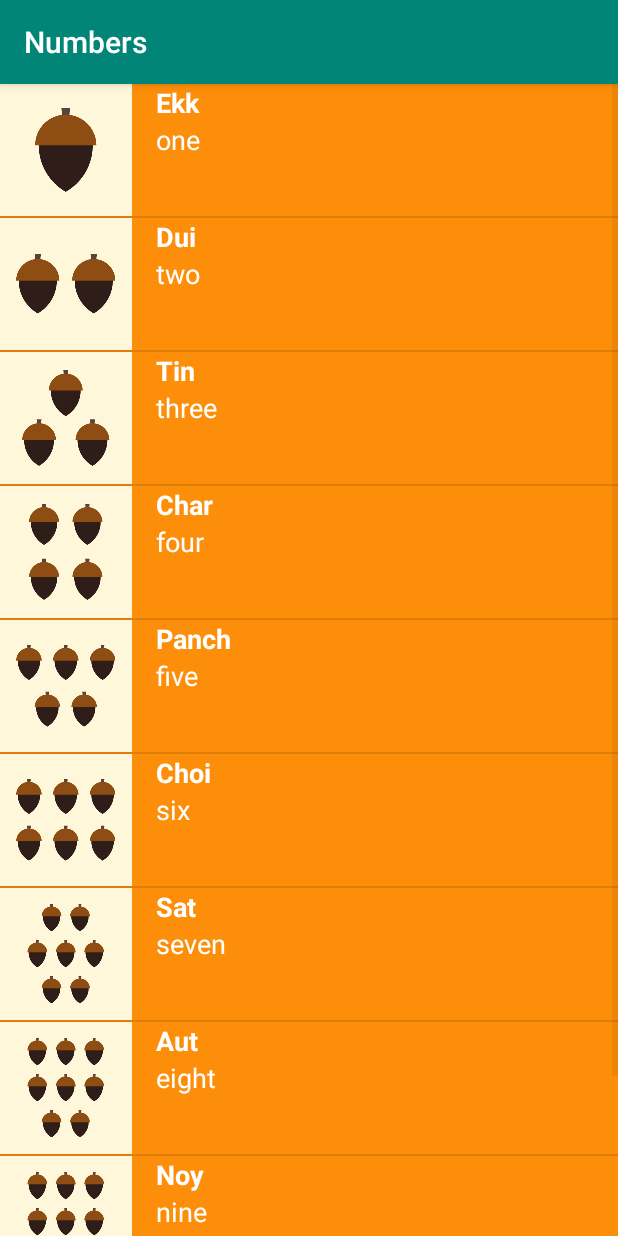
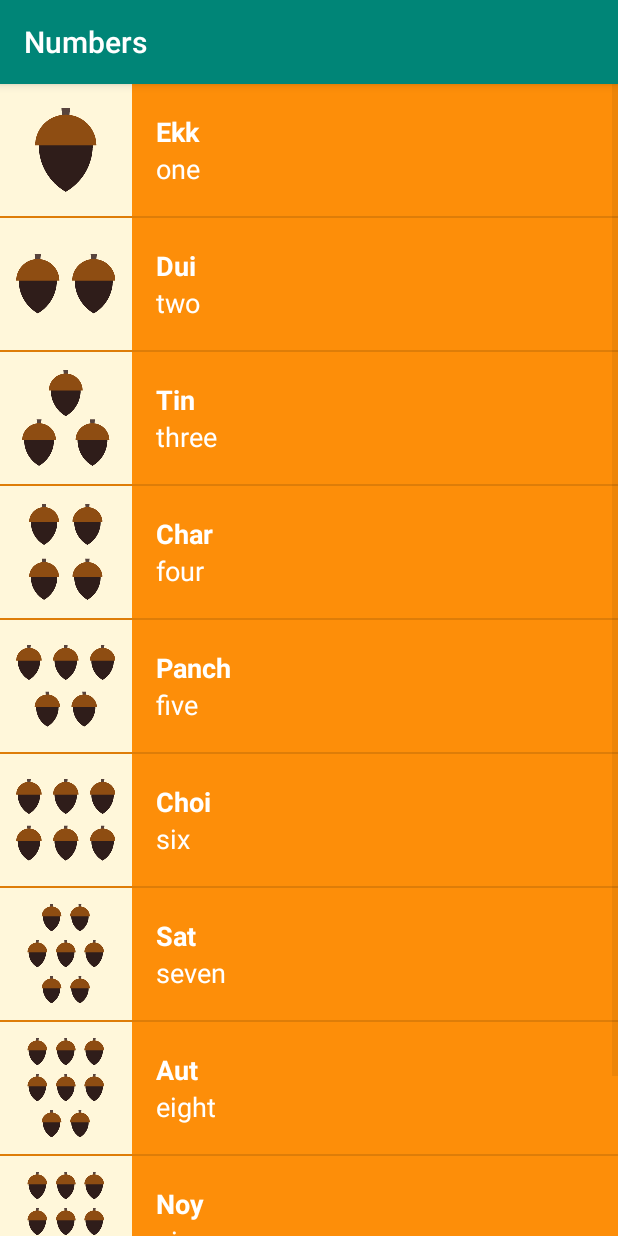
Before and after one commit to abusayedruetcse/Miwok, an Android app: the NumbersActivity screen opened directly, with no data from a screen before it, on a phone screen of 412 x 824 dp. Run offline under Robolectric (Android 15) with nearby library versions, the phone set to English and light mode, and no system bars.

```diff
--- a/app/src/main/res/layout/list_item.xml
+++ b/app/src/main/res/layout/list_item.xml
@@ -17,7 +17,9 @@
         android:paddingLeft="@dimen/space">
         <TextView
             android:layout_width="match_parent"
-            android:layout_height="wrap_content"
+            android:layout_height="0dp"
+            android:layout_weight="1"
+            android:gravity="bottom"
             android:id="@+id/bangla"
             android:textColor="@color/textColor"
             android:textSize="@dimen/textSize"
@@ -25,7 +27,9 @@
             tools:text="Ekk"/>
         <TextView
             android:layout_width="match_parent"
-            android:layout_height="wrap_content"
+            android:layout_height="0dp"
+            android:layout_weight="1"
+            android:gravity="top"
             android:id="@+id/english"
             android:textColor="@color/textColor"
             android:textSize="@dimen/textSize"
```
